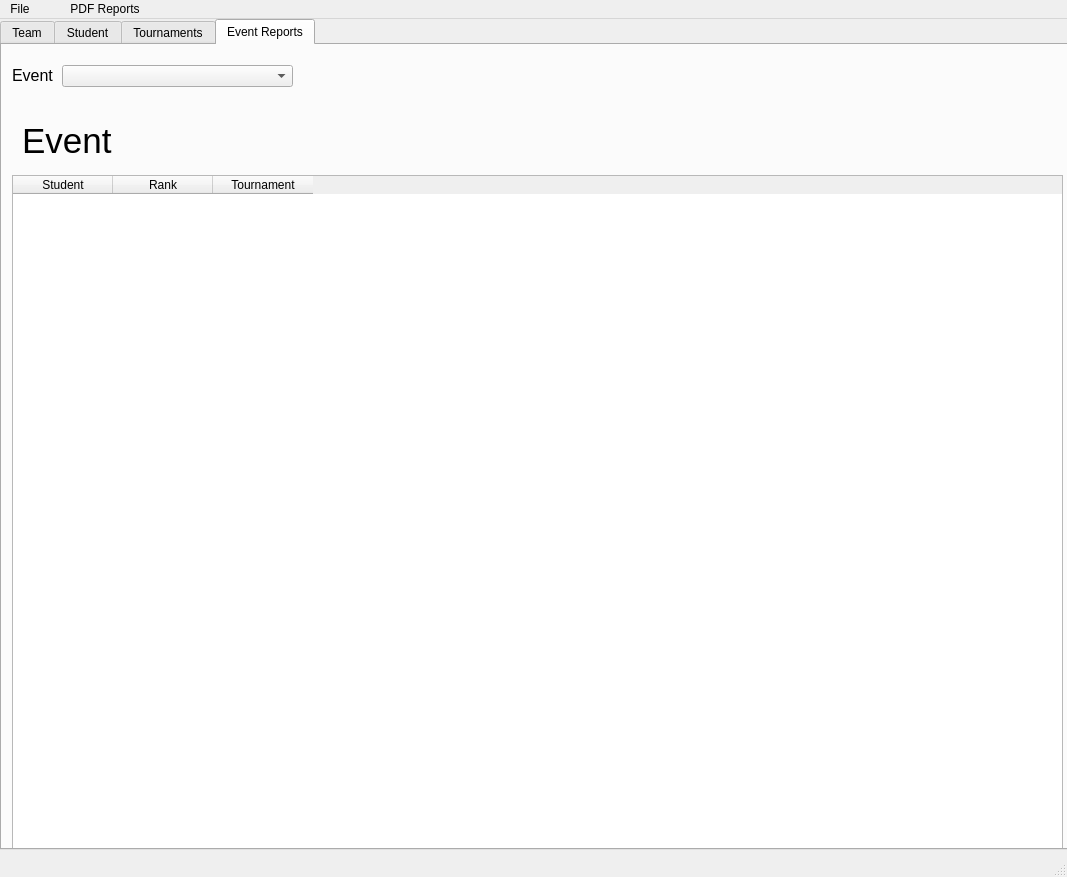
The window that Forensics_Organizer.ui (goldRust/4n6_tracker) describes before a commit, drawn with Qt 5.
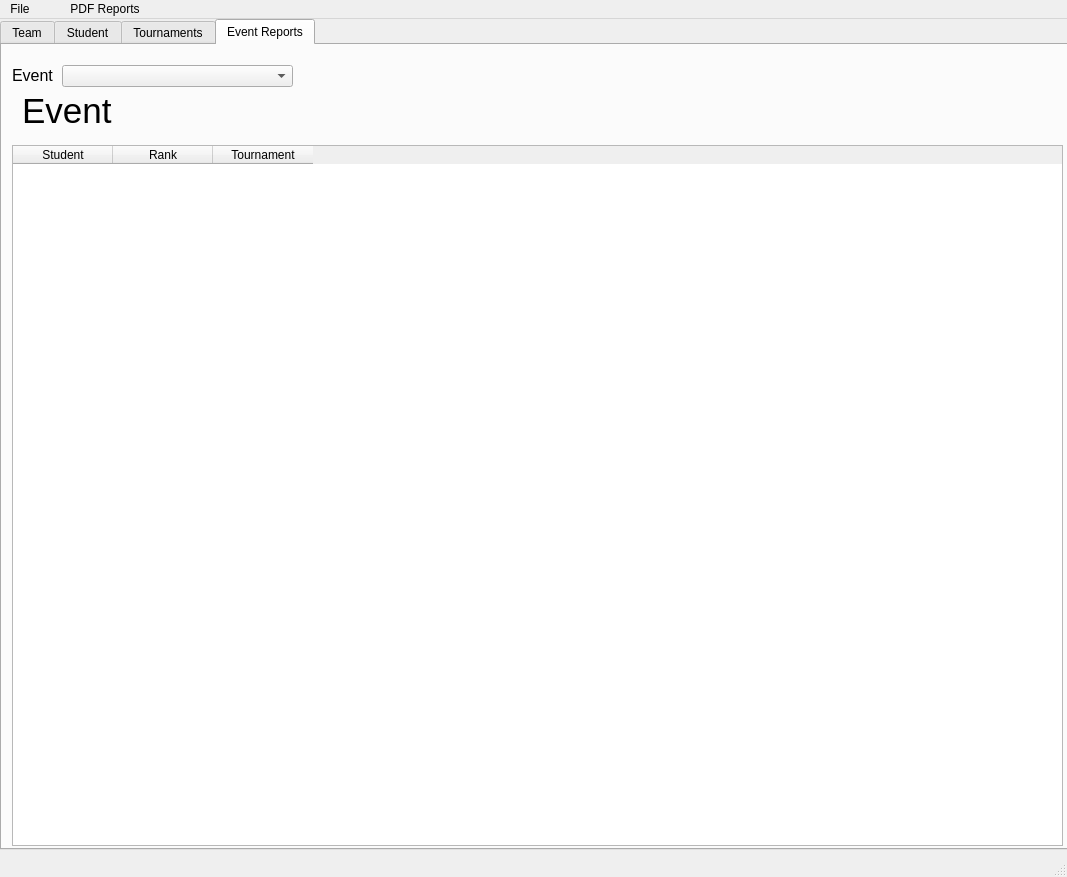
The same window after the commit. The open tabs and pages were chosen to show the change.

Commit message: Moved event report frame to fit within screen.

```diff
--- a/Forensics_Organizer.ui
+++ b/Forensics_Organizer.ui
@@ -905,9 +905,9 @@
       <property name="geometry">
        <rect>
         <x>10</x>
-        <y>130</y>
+        <y>100</y>
         <width>1051</width>
-        <height>711</height>
+        <height>701</height>
        </rect>
       </property>
       <property name="sizePolicy">
@@ -942,7 +942,7 @@
       <property name="geometry">
        <rect>
         <x>20</x>
-        <y>70</y>
+        <y>40</y>
         <width>271</width>
         <height>51</height>
        </rect>
```
The commit also changes 1 other file.
